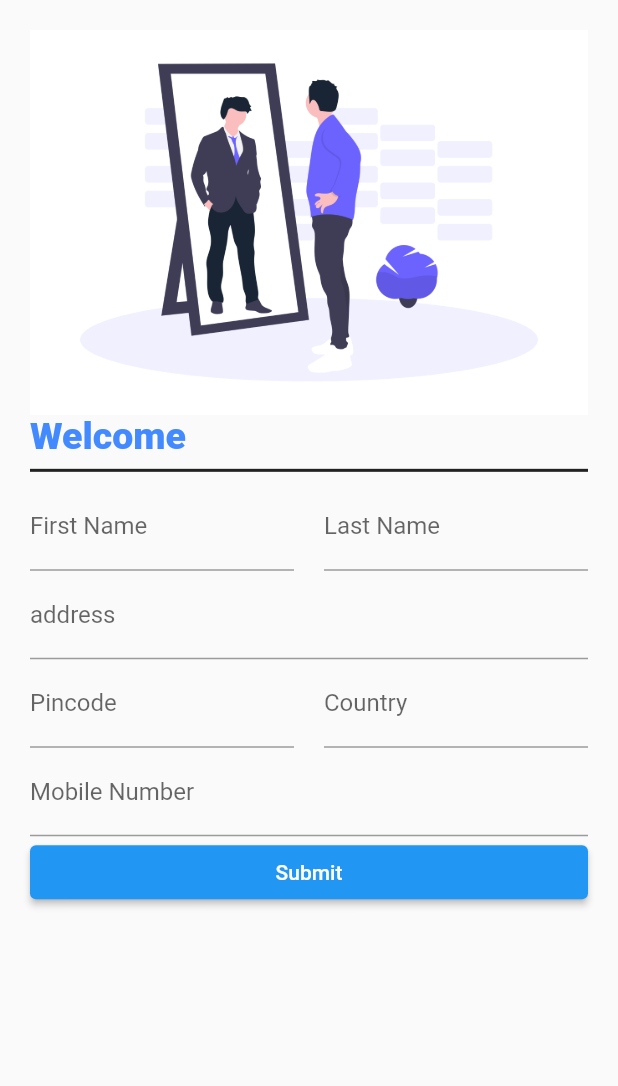
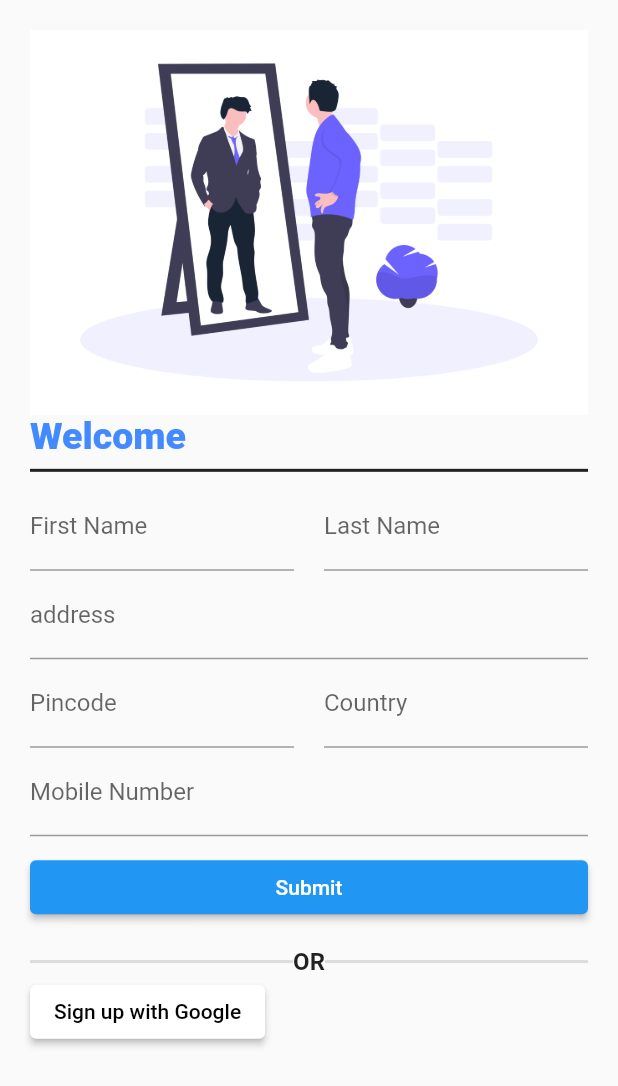
Before and after one commit to RahulChaudhary-07/5ive-to-9ine, a Flutter app: the screen it shows after launch, on a phone screen of 412 x 824 dp. Shown: the top 1086 px of the screen. Run offline on Flutter 3.47's test engine with Material 2 defaults, Android fonts, the phone set to English and light mode, and no system bars.

Commit message:
first commit

```diff
--- a/lib/main.dart
+++ b/lib/main.dart
@@ -1,3 +1,5 @@
+import 'dart:ui';
+
 import 'package:flutter/material.dart';
 
 void main() {
@@ -91,6 +93,7 @@ class _MyAppState extends State<MyApp> {
                   },
                 ),
               ),
+              SizedBox(height: 10),
               ElevatedButton(
                 onPressed: () {
                   if (_formKey.currentState!.validate()) {
@@ -102,6 +105,36 @@ class _MyAppState extends State<MyApp> {
                 child: Text('Submit'),
               ),
               // Spacer(),
+              SizedBox(height: 16),
+              Row(
+                children: [
+                  Expanded(child: Divider(thickness: 2)),
+                  Text(
+                    "OR",
+                    style: TextStyle(fontSize: 16, fontWeight: FontWeight.bold),
+                  ),
+                  Expanded(
+                      child: Divider(
+                    thickness: 2,
+                  )),
+                ],
+              ),
+
+              Row(
+                children: [
+                  ElevatedButton(
+                    onPressed: () {},
+                    child: Text(
+                      "Sign up with Google",
+                      style: TextStyle(color: Colors.black),
+                    ),
+                    style: ButtonStyle(
+                      backgroundColor: MaterialStateProperty.all(Colors.white),
+                    ),
+                  ),
+                  // ElevatedButton(onPressed: () {}, child: Text("Google")),
+                ],
+              ),
             ],
           ),
         ),
--- /dev/null
+++ b/lib/screens/flashpage.dart
@@ -0,0 +1,12 @@
+import 'package:flutter/material.dart';
+
+class flashScreen extends StatelessWidget {
+  const flashScreen({Key? key}) : super(key: key);
+
+  @override
+  Widget build(BuildContext context) {
+    return MaterialApp(
+        // initialRoute: ,
+        );
+  }
+}
```
